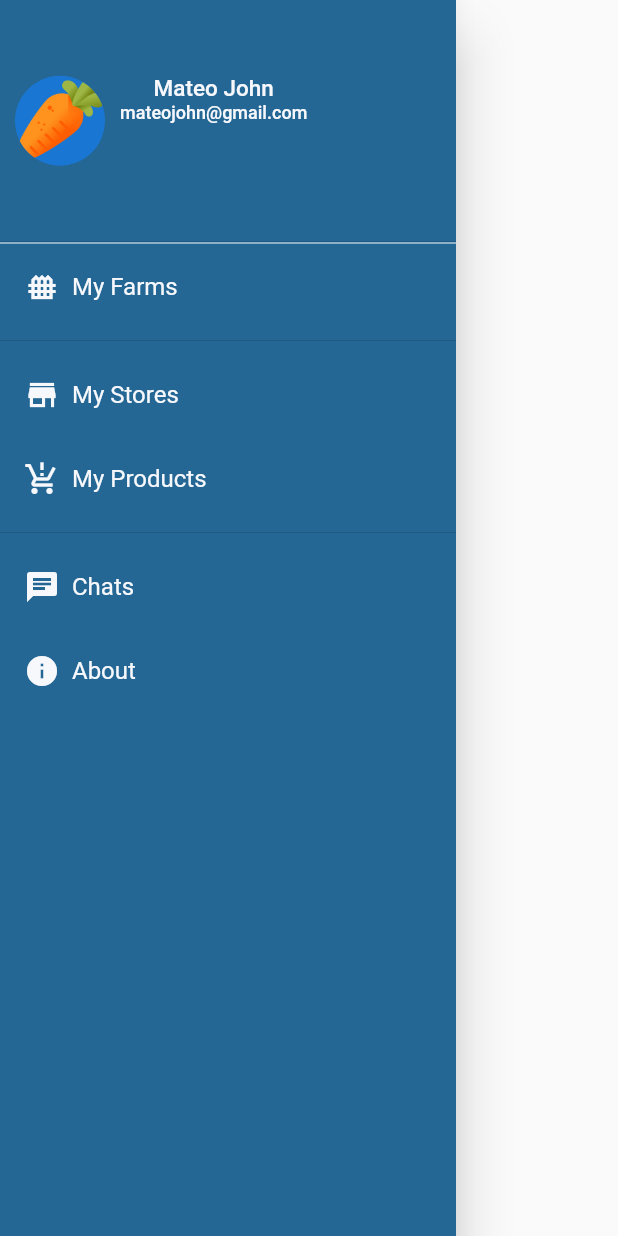
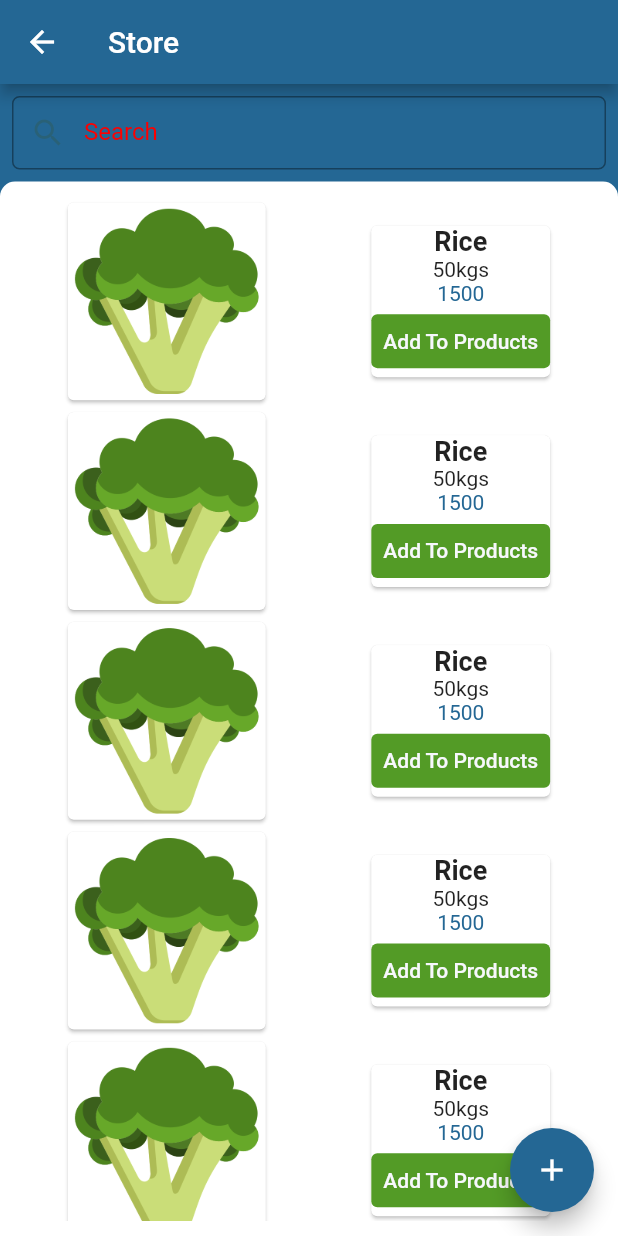
Before and after one commit to ajoluvya/promdi-fe, a Flutter app: the AppDrawer widget shown alone on an empty page, opened directly, after a tap on "My Stores", on a phone screen of 412 x 824 dp. Run offline on Flutter 3.47's test engine with Material 2 defaults, Android fonts, the light colour scheme and no system bars; our stand-ins replace carousel_slider, flutter_svg, percent_indicator; network calls fail.

Commit message:
profile info

```diff
--- a/lib/screens/drawer_pages/farm_profile.dart
+++ b/lib/screens/drawer_pages/farm_profile.dart
@@ -12,6 +12,7 @@ class _FarmProfileState extends State<FarmProfile> {
   @override
   Widget build(BuildContext context) {
     return Container(
+      child: Card(
         child: Column(
           mainAxisAlignment: MainAxisAlignment.center,
           children: [
@@ -21,6 +22,7 @@ class _FarmProfileState extends State<FarmProfile> {
             Text(widget.farmDetail['province']),
           ],
         ),
+      ),
     );
   }
 }
--- /dev/null
+++ b/lib/screens/drawer_pages/store.dart
@@ -0,0 +1,107 @@
+import 'package:flutter/material.dart';
+import 'package:promdi_fe/helpers/style.dart';
+import 'package:promdi_fe/widgets/custom_button.dart';
+import 'package:promdi_fe/widgets/floatingActionButton.dart';
+import 'package:promdi_fe/widgets/text_decoration.dart';
+
+class MyStore extends StatefulWidget {
+  const MyStore({Key? key}) : super(key: key);
+
+  @override
+  _MyStoreState createState() => _MyStoreState();
+}
+
+class _MyStoreState extends State<MyStore> {
+  late String search;
+  @override
+  Widget build(BuildContext context) {
+    return Scaffold(
+      backgroundColor: lightBlue,
+      floatingActionButtonLocation: FloatingActionButtonLocation.endFloat,
+      floatingActionButton: FloatingButton(
+        onClicked: () {
+          // Navigator.push(
+          //   context,
+          //   MaterialPageRoute(builder: (context) => AddProduct()),
+          // );
+        },
+        iconData: Icons.add,
+      ),
+      appBar: AppBar(
+        title: Text('Store'),
+      ),
+      body: SafeArea(
+        child: Column(
+          children: [
+            Padding(
+              padding: const EdgeInsets.all(8.0),
+              child: TextField(
+                autofocus: false,
+                decoration: buildInputDecoration('Search', Icons.search),
+              ),
+            ),
+            Expanded(
+              child: Container(
+                height: 100,
+                padding: EdgeInsets.symmetric(
+                  horizontal: 10,
+                  vertical: 10,
+                ),
+                decoration: BoxDecoration(
+                  color: Colors.white,
+                  borderRadius: BorderRadius.only(
+                    topLeft: Radius.circular(10),
+                    topRight: Radius.circular(10),
+                  ),
+                ),
+                child: ListView.builder(itemBuilder: (context, index) {
+                  return itemStore();
+                }),
+              ),
+            ),
+          ],
+        ),
+      ),
+    );
+  }
+
+  Widget itemStore() {
+    return Row(
+      mainAxisAlignment: MainAxisAlignment.spaceAround,
+      children: [
+        Card(
+          child: Image.asset('assets/images/broccoli.png',
+              height: MediaQuery.of(context).size.height * 0.16),
+        ),
+        Card(
+          child: Column(
+            mainAxisAlignment: MainAxisAlignment.spaceEvenly,
+            children: [
+              Text(
+                'Rice',
+                style: TextStyle(fontWeight: FontWeight.bold, fontSize: 18),
+              ),
+              Text('50kgs'),
+              Text(
+                '1500',
+                style: TextStyle(color: lightBlue),
+              ),
+              TextButton(
+                  onPressed: () {
+                    SnackBar(content: Text('Added to my Products'));
+                  },
+                  child: Text(
+                    'Add To Products',
+                    style: TextStyle(color: light),
+                  ),
+                  style: ButtonStyle(
+                    backgroundColor:
+                        MaterialStateProperty.all<Color>(greenCustom),
+                  )),
+            ],
+          ),
+        ),
+      ],
+    );
+  }
+}
--- a/lib/widgets/drawer.dart
+++ b/lib/widgets/drawer.dart
@@ -1,6 +1,8 @@
 import 'package:flutter/material.dart';
 import 'package:promdi_fe/helpers/style.dart';
 import 'package:promdi_fe/screens/drawer_pages/farm_List.dart';
+import 'package:promdi_fe/screens/drawer_pages/my_products.dart';
+import 'package:promdi_fe/screens/drawer_pages/store.dart';
 
 class AppDrawer extends StatelessWidget {
   const AppDrawer({Key? key}) : super(key: key);
@@ -32,12 +34,22 @@ class AppDrawer extends StatelessWidget {
             _createDrawerItem(
               icon: Icons.store,
               text: 'My Stores',
-              onTap: () {},
+              onTap: () {
+                Navigator.push(
+                  context,
+                  MaterialPageRoute(builder: (context) => MyStore()),
+                );
+              },
             ),
             _createDrawerItem(
                 icon: Icons.production_quantity_limits,
                 text: 'My Products',
-                onTap: () {}),
+                onTap: () {
+                  Navigator.push(
+                    context,
+                    MaterialPageRoute(builder: (context) => MyProducts()),
+                  );
+                }),
             Divider(),
             _createDrawerItem(
               icon: Icons.chat,
--- /dev/null
+++ b/lib/widgets/floatingActionButton.dart
@@ -0,0 +1,22 @@
+import 'package:flutter/material.dart';
+import 'package:promdi_fe/helpers/style.dart';
+
+class FloatingButton extends StatelessWidget {
+  final VoidCallback onClicked;
+  final IconData iconData;
+  const FloatingButton(
+      {Key? key, required this.onClicked, required this.iconData})
+      : super(key: key);
+
+  @override
+  Widget build(BuildContext context) {
+    return Container(
+      child: FloatingActionButton(
+        backgroundColor: lightBlue,
+        onPressed: onClicked,
+        tooltip: 'Increment',
+        child: Icon(iconData),
+      ),
+    );
+  }
+}
```
Also changed, not shown: lib/screens/drawer_pages/crop_List.dart (+14 -1 lines), lib/screens/drawer_pages/my_products.dart (added, +101 -0 lines). Lines whose indentation alone changed are shown as unchanged.
